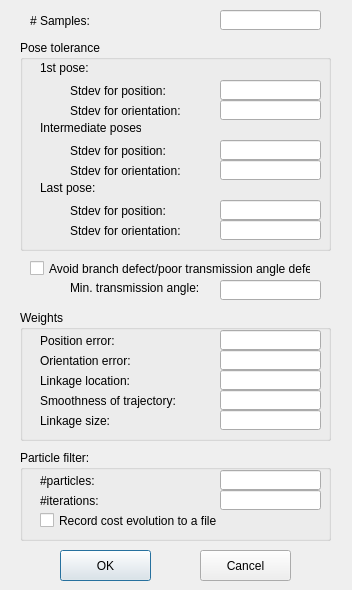
Above: KinematicDesign2D_TwoBodies/LinkageSynthesisOptionDialog.ui from gnishida/KinematicDesign2D_TwoBodies before the change. Below: the same form after it.
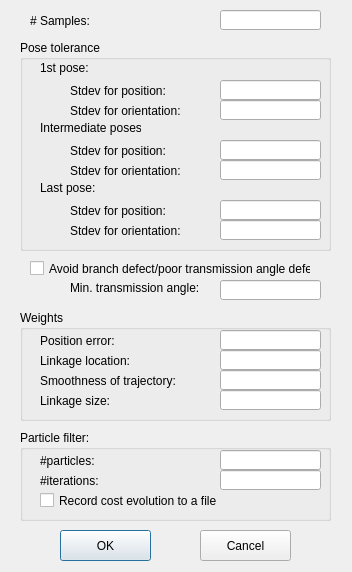
That is the form after the change.

Patch:
```diff
--- a/KinematicDesign2D_TwoBodies/LinkageSynthesisOptionDialog.ui
+++ b/KinematicDesign2D_TwoBodies/LinkageSynthesisOptionDialog.ui
@@ -7,7 +7,7 @@
     <x>0</x>
     <y>0</y>
     <width>352</width>
-    <height>590</height>
+    <height>572</height>
    </rect>
   </property>
   <property name="windowTitle">
@@ -53,7 +53,7 @@
    <property name="geometry">
     <rect>
      <x>60</x>
-     <y>550</y>
+     <y>530</y>
      <width>91</width>
      <height>31</height>
     </rect>
@@ -66,7 +66,7 @@
    <property name="geometry">
     <rect>
      <x>200</x>
-     <y>550</y>
+     <y>530</y>
      <width>91</width>
      <height>31</height>
     </rect>
@@ -271,7 +271,7 @@
      <x>20</x>
      <y>310</y>
      <width>311</width>
-     <height>131</height>
+     <height>111</height>
     </rect>
    </property>
    <property name="title">
@@ -304,7 +304,7 @@
     <property name="geometry">
      <rect>
       <x>20</x>
-      <y>80</y>
+      <y>60</y>
       <width>161</width>
       <height>21</height>
      </rect>
@@ -317,7 +317,7 @@
     <property name="geometry">
      <rect>
       <x>200</x>
-      <y>80</y>
+      <y>60</y>
       <width>101</width>
       <height>20</height>
      </rect>
@@ -327,7 +327,7 @@
     <property name="geometry">
      <rect>
       <x>20</x>
-      <y>100</y>
+      <y>80</y>
       <width>121</width>
       <height>21</height>
      </rect>
@@ -340,30 +340,7 @@
     <property name="geometry">
      <rect>
       <x>200</x>
-      <y>100</y>
-      <width>101</width>
-      <height>20</height>
-     </rect>
-    </property>
-   </widget>
-   <widget class="QLabel" name="label_14">
-    <property name="geometry">
-     <rect>
-      <x>20</x>
-      <y>40</y>
-      <width>111</width>
-      <height>21</height>
-     </rect>
-    </property>
-    <property name="text">
-     <string>Orientation error:</string>
-    </property>
-   </widget>
-   <widget class="QLineEdit" name="lineEditOrientationErrorWeight">
-    <property name="geometry">
-     <rect>
-      <x>200</x>
-      <y>40</y>
+      <y>80</y>
       <width>101</width>
       <height>20</height>
      </rect>
@@ -373,7 +350,7 @@
     <property name="geometry">
      <rect>
       <x>20</x>
-      <y>60</y>
+      <y>40</y>
       <width>111</width>
       <height>21</height>
      </rect>
@@ -386,7 +363,7 @@
     <property name="geometry">
      <rect>
       <x>200</x>
-      <y>60</y>
+      <y>40</y>
       <width>101</width>
       <height>20</height>
      </rect>
@@ -420,7 +397,7 @@
    <property name="geometry">
     <rect>
      <x>20</x>
-     <y>450</y>
+     <y>430</y>
      <width>311</width>
      <height>91</height>
     </rect>
```
